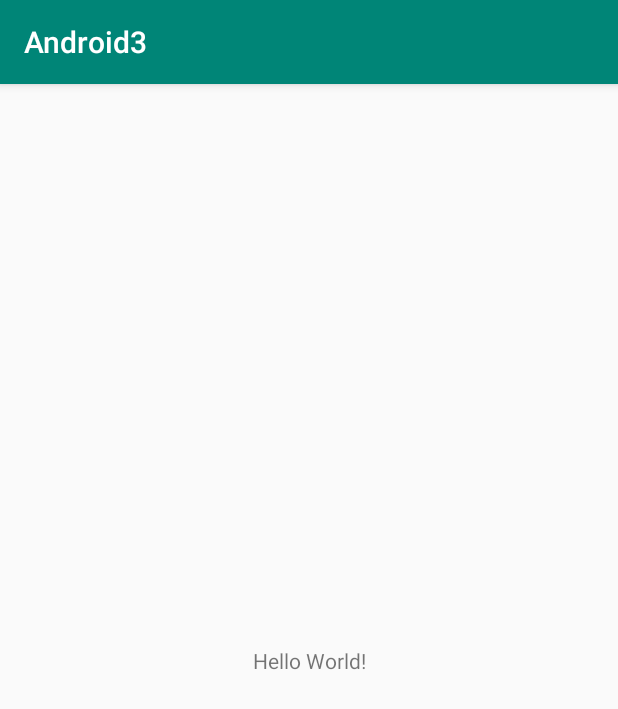
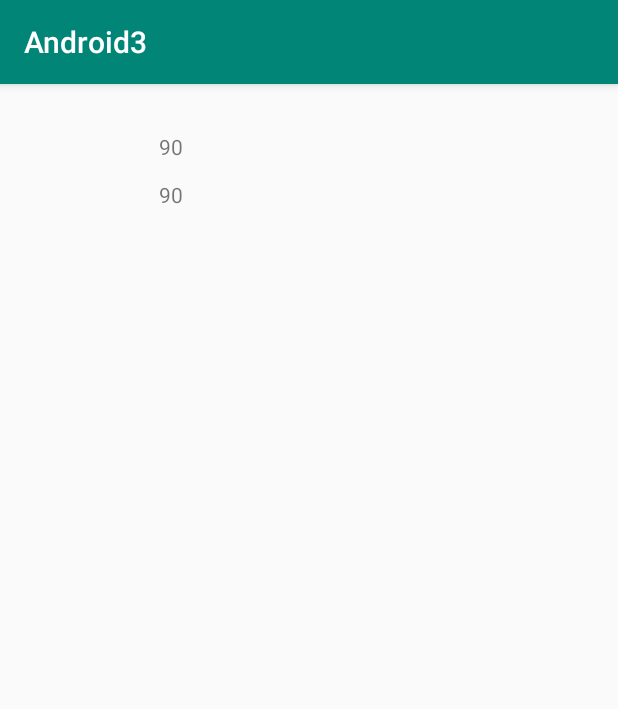
Before and after one commit to AndreevIlya/Android3, an Android app: the screen it shows after launch (MainActivity), on a phone screen of 412 x 824 dp. Shown: the top 709 px of the screen. Run offline under Robolectric (Android 15) with nearby library versions, the phone set to English and light mode, and no system bars; our stand-ins replace RxJava.

```diff
--- a/app/build.gradle
+++ b/app/build.gradle
@@ -25,4 +25,7 @@ dependencies {
     testImplementation 'junit:junit:4.12'
     androidTestImplementation 'androidx.test:runner:1.2.0'
     androidTestImplementation 'androidx.test.espresso:espresso-core:3.2.0'
+
+    implementation 'io.reactivex.rxjava2:rxjava:2.2.11'
+    implementation 'io.reactivex.rxjava2:rxandroid:2.1.1'
 }
--- a/app/src/main/AndroidManifest.xml
+++ b/app/src/main/AndroidManifest.xml
@@ -1,5 +1,6 @@
 <?xml version="1.0" encoding="utf-8"?>
 <manifest xmlns:android="http://schemas.android.com/apk/res/android"
+    xmlns:tools="http://schemas.android.com/tools"
     package="com.example.android3">
 
     <application
@@ -8,7 +9,8 @@
         android:label="@string/app_name"
         android:roundIcon="@mipmap/ic_launcher_round"
         android:supportsRtl="true"
-        android:theme="@style/AppTheme">
+        android:theme="@style/AppTheme"
+        tools:ignore="AllowBackup,GoogleAppIndexingWarning">
         <activity android:name=".MainActivity">
             <intent-filter>
                 <action android:name="android.intent.action.MAIN" />
--- /dev/null
+++ b/app/src/main/java/com/example/android3/EventBus.java
@@ -0,0 +1,41 @@
+package com.example.android3;
+
+import android.util.Log;
+
+import io.reactivex.Observable;
+import io.reactivex.Observer;
+import io.reactivex.android.schedulers.AndroidSchedulers;
+import io.reactivex.observers.DisposableObserver;
+import io.reactivex.schedulers.Schedulers;
+
+public class EventBus<L> extends DisposableObserver<L> {
+
+    private Observer<L> obs1;
+    private Observer<L> obs2;
+
+    EventBus(Observer<L> obs1,Observer<L> obs2){
+        this.obs1 = obs1;
+        this.obs2 = obs2;
+    }
+
+    @Override
+    public void onNext(L l) {
+        Observable<L> ob = Observable.just(l);
+        ob.subscribeOn(Schedulers.io())
+                .observeOn(AndroidSchedulers.mainThread())
+                .subscribe(obs1);
+        ob.subscribeOn(Schedulers.io())
+                .observeOn(AndroidSchedulers.mainThread())
+                .subscribe(obs2);
+    }
+
+    @Override
+    public void onError(Throwable e) {
+        Log.e("Bus","error");
+    }
+
+    @Override
+    public void onComplete() {
+        Log.i("Bus","complete");
+    }
+}
--- a/app/src/main/java/com/example/android3/MainActivity.java
+++ b/app/src/main/java/com/example/android3/MainActivity.java
@@ -1,14 +1,38 @@
 package com.example.android3;
+
+import android.os.Bundle;
 
 import androidx.appcompat.app.AppCompatActivity;
 
-import android.os.Bundle;
+import java.util.concurrent.TimeUnit;
+
+import io.reactivex.Observable;
 
 public class MainActivity extends AppCompatActivity {
+
+    private EventBus<Long> bus;
 
     @Override
     protected void onCreate(Bundle savedInstanceState) {
         super.onCreate(savedInstanceState);
         setContentView(R.layout.activity_main);
+        TextViewObserver tv1 = findViewById(R.id.field1);
+        TextViewObserver tv2 = findViewById(R.id.field2);
+
+        bus = new EventBus<>(tv1,tv2);
+        Observable<Long> obs1 = makeObservable();
+        Observable<Long> obs2 = makeObservable();
+        Observable<Long> obs = Observable.merge(obs1,obs2);
+        obs.subscribe(bus);
+    }
+
+    @Override
+    protected void onDestroy() {
+        super.onDestroy();
+        bus.dispose();
+    }
+
+    private Observable<Long> makeObservable(){
+        return Observable.interval(100, TimeUnit.MILLISECONDS);
     }
 }
--- /dev/null
+++ b/app/src/main/java/com/example/android3/TextViewObserver.java
@@ -0,0 +1,46 @@
+package com.example.android3;
+
+import android.content.Context;
+import android.util.AttributeSet;
+import android.util.Log;
+
+import androidx.appcompat.widget.AppCompatTextView;
+
+import java.util.Locale;
+
+import io.reactivex.Observer;
+import io.reactivex.disposables.Disposable;
+
+public class TextViewObserver extends AppCompatTextView implements Observer<Long> {
+    public TextViewObserver(Context context) {
+        super(context);
+    }
+
+    public TextViewObserver(Context context, AttributeSet attrs) {
+        super(context, attrs);
+    }
+
+    public TextViewObserver(Context context, AttributeSet attrs, int defStyleAttr) {
+        super(context, attrs, defStyleAttr);
+    }
+
+    @Override
+    public void onSubscribe(Disposable d) {
+
+    }
+
+    @Override
+    public void onNext(Long l) {
+        this.setText(String.format(Locale.ENGLISH,"%d",l));
+    }
+
+    @Override
+    public void onError(Throwable e) {
+        Log.e("View","error");
+    }
+
+    @Override
+    public void onComplete() {
+        Log.i("View","complete");
+    }
+}
--- a/app/src/main/res/layout/activity_main.xml
+++ b/app/src/main/res/layout/activity_main.xml
@@ -1,18 +1,30 @@
 <?xml version="1.0" encoding="utf-8"?>
-<androidx.constraintlayout.widget.ConstraintLayout xmlns:android="http://schemas.android.com/apk/res/android"
+<androidx.constraintlayout.widget.ConstraintLayout
+    xmlns:android="http://schemas.android.com/apk/res/android"
     xmlns:app="http://schemas.android.com/apk/res-auto"
     xmlns:tools="http://schemas.android.com/tools"
     android:layout_width="match_parent"
     android:layout_height="match_parent"
     tools:context=".MainActivity">
 
-    <TextView
-        android:layout_width="wrap_content"
+    <com.example.android3.TextViewObserver
+        android:id="@+id/field1"
+        android:layout_width="200dp"
         android:layout_height="wrap_content"
-        android:text="Hello World!"
-        app:layout_constraintBottom_toBottomOf="parent"
+        android:layout_marginTop="32dp"
+        tools:text="Hello World!"
         app:layout_constraintLeft_toLeftOf="parent"
         app:layout_constraintRight_toRightOf="parent"
         app:layout_constraintTop_toTopOf="parent" />
 
+    <com.example.android3.TextViewObserver
+        android:id="@+id/field2"
+        android:layout_width="200dp"
+        android:layout_height="wrap_content"
+        android:layout_marginTop="32dp"
+        app:layout_constraintLeft_toLeftOf="parent"
+        app:layout_constraintRight_toRightOf="parent"
+        app:layout_constraintTop_toTopOf="@id/field1"
+        tools:text="Hello World!" />
+
 </androidx.constraintlayout.widget.ConstraintLayout>
```
